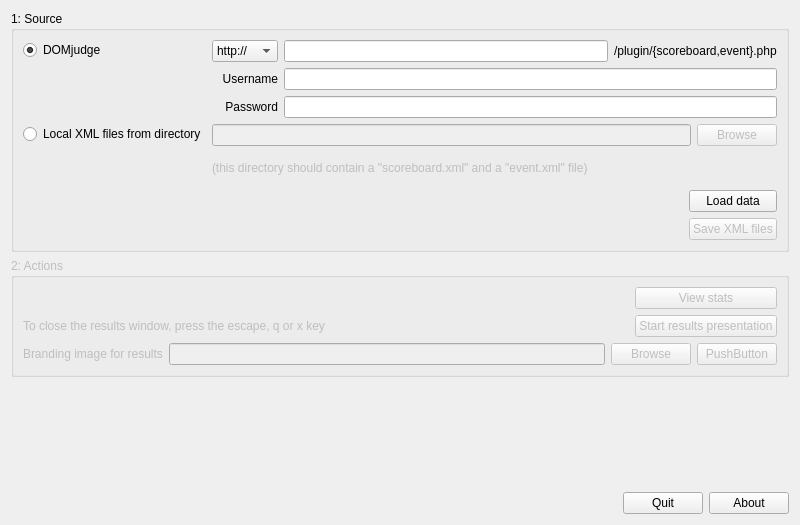
First picture: the form in maindialog.ui, repository DOMjudge/DOMjura, before the edit.
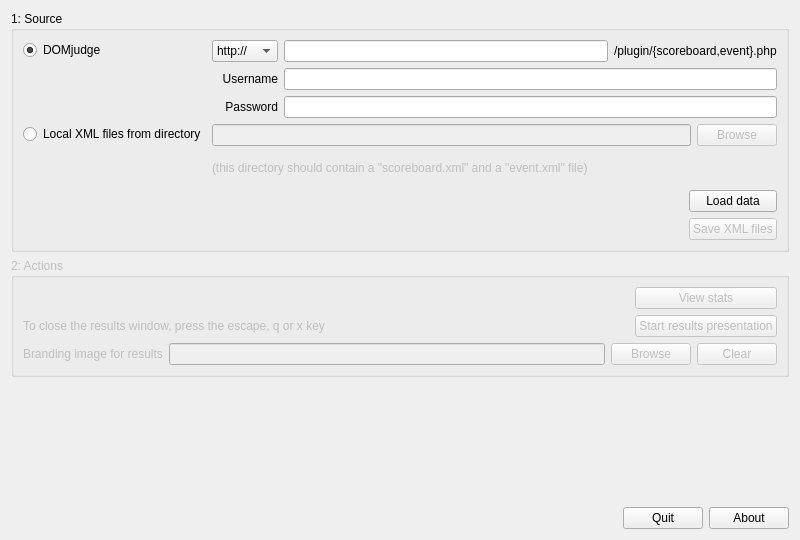
Second picture: the form after the edit.

```diff
--- a/maindialog.ui
+++ b/maindialog.ui
@@ -7,13 +7,13 @@
     <x>0</x>
     <y>0</y>
     <width>800</width>
-    <height>525</height>
+    <height>540</height>
    </rect>
   </property>
   <property name="minimumSize">
    <size>
     <width>800</width>
-    <height>525</height>
+    <height>540</height>
    </size>
   </property>
   <property name="windowTitle">
@@ -82,7 +82,7 @@
         <item>
          <widget class="QPushButton" name="pushButton">
           <property name="text">
-           <string>PushButton</string>
+           <string>Clear</string>
           </property>
          </widget>
         </item>
```
